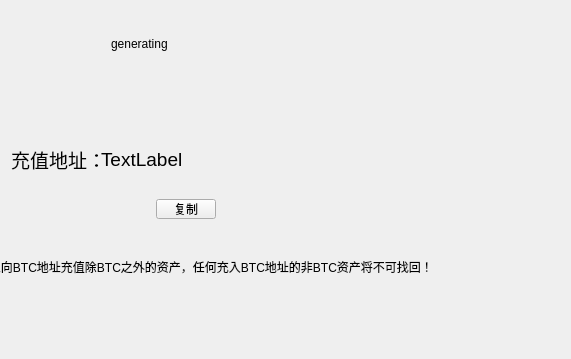
Above: depositpage/DepositQrcodeWidget.ui from HcashOrg/hx-indicator before the change; both pictures show x 199 to 770 and y 91 to 450 of the 770 by 450 pixel window. Below: the same form after it.
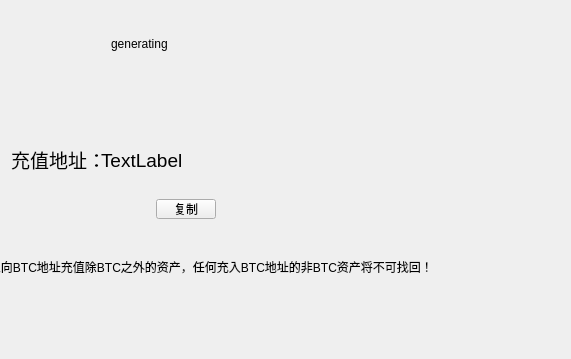
That is the form after the change.

What changed in the file:
```diff
--- a/depositpage/DepositQrcodeWidget.ui
+++ b/depositpage/DepositQrcodeWidget.ui
@@ -61,9 +61,9 @@
    <property name="geometry">
     <rect>
      <x>300</x>
-     <y>240</y>
+     <y>236</y>
      <width>411</width>
-     <height>21</height>
+     <height>31</height>
     </rect>
    </property>
    <property name="font">
```
